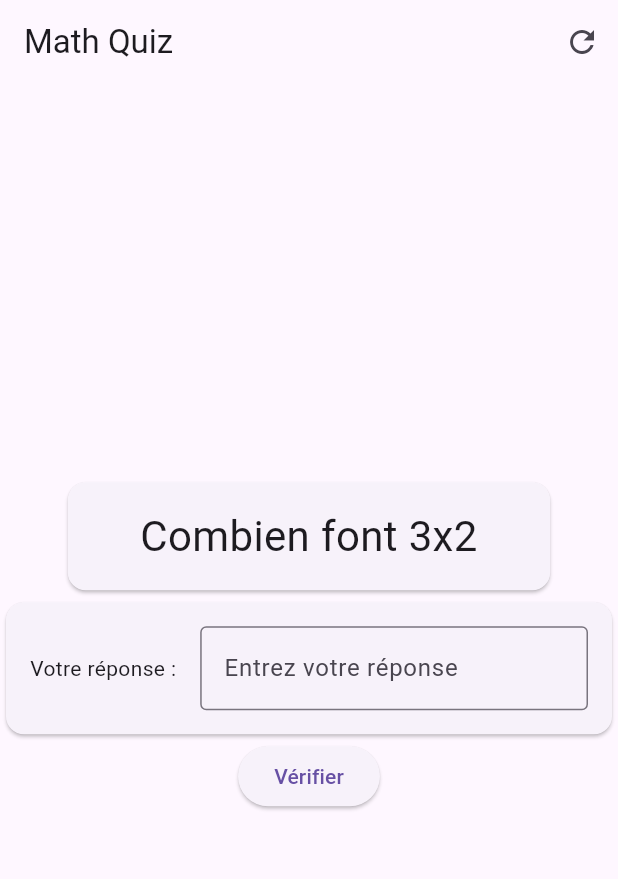
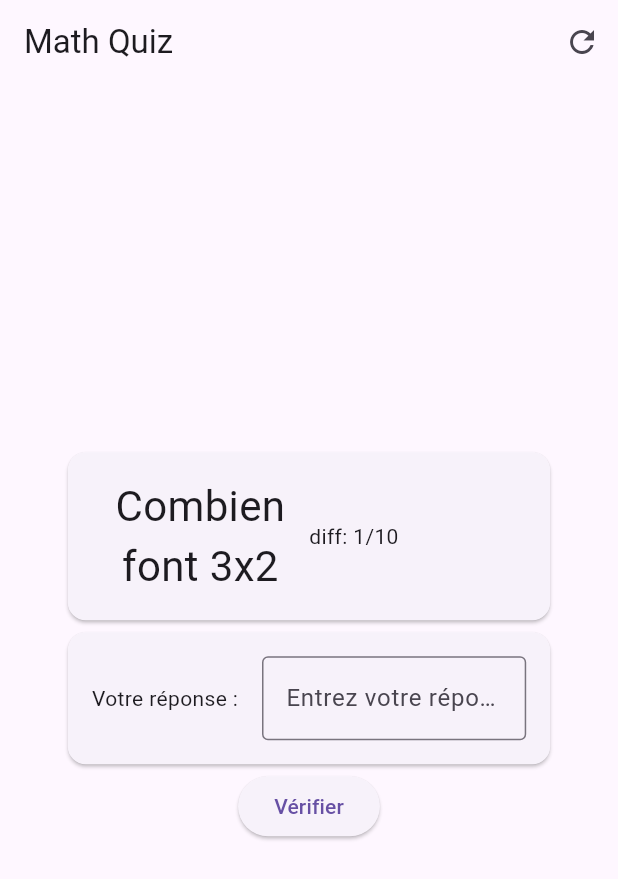
Before and after one commit to Wameuh/R2B, a Flutter app: the screen it shows after launch, on a phone screen of 412 x 824 dp. Shown: the top 879 px of the screen. Run offline on Flutter 3.47's test engine with Material 3 defaults, Android fonts, the phone set to English and light mode, and no system bars; generated files the repository leaves out were written again.

Commit message:
Refactoring cards. Adding stateless.

```diff
--- a/r2b/lib/main.dart
+++ b/r2b/lib/main.dart
@@ -1,5 +1,8 @@
 import 'package:flutter/material.dart';
+import 'package:r2b/models/cards/reply.dart';
 import 'package:r2b/models/question.dart';
+import 'package:r2b/models/cards/quiz.dart';
+import 'package:provider/provider.dart';
 import 'dart:math';
 
 void main() {
@@ -11,10 +14,13 @@ class MyApp extends StatelessWidget {
 
   @override
   Widget build(BuildContext context) {
-    return MaterialApp(
-      title: 'R2B',
-      home: const MyHomePage(title: 'Math Quiz'),
-      debugShowCheckedModeBanner: false,
+    return ChangeNotifierProvider(
+      create: (context) => QuestionModel(),
+      child: const MaterialApp(
+        title: 'R2B',
+        home: MyHomePage(title: 'Math Quiz'),
+        debugShowCheckedModeBanner: false,
+      ),
     );
   }
 }
@@ -30,10 +36,7 @@ class MyHomePage extends StatefulWidget {
 
 class _MyHomePageState extends State<MyHomePage> {
   final TextEditingController _textController = TextEditingController();
-  final List<Question> questions = [
-    Question(question: "Combien font 3x2", reponse: 6),
-    Question(question: "Combien font 4x2", reponse: 8)
-  ];
+  final questions = QuestionModel().questionsList;
   // Fonction pour obtenir une question aléatoire
   Question getQuestion() {
     final random = Random();
@@ -81,52 +84,8 @@ class _MyHomePageState extends State<MyHomePage> {
         child: Column(
           mainAxisAlignment: MainAxisAlignment.center,
           children: <Widget>[
-            ConstrainedBox(
-              constraints: BoxConstraints(
-                minWidth: 200,
-                maxWidth:
-                    max(200, min(600, MediaQuery.of(context).size.width * 0.8)),
-              ),
-              child: Card(
-                child: Padding(
-                  padding: const EdgeInsets.all(16.0),
-                  child: Center(
-                    child: Row(
-                      children: [
-                        Expanded(
-                          child: Text(
-                            currentQuestion.question,
-                            textAlign: TextAlign.center,
-                            textScaler: const TextScaler.linear(2.0),
-                          ),
-                        ),
-                      ],
-                    ),
-                  ),
-                ),
-              ),
-            ),
-            Card(
-              child: Padding(
-                padding: const EdgeInsets.all(16.0),
-                child: Row(
-                  children: [
-                    Text('Votre réponse :'),
-                    SizedBox(width: 16),
-                    Expanded(
-                      child: TextField(
-                        decoration: InputDecoration(
-                          border: OutlineInputBorder(),
-                          hintText: 'Entrez votre réponse',
-                        ),
-                        controller: _reponseController,
-                        keyboardType: TextInputType.number,
-                      ),
-                    ),
-                  ],
-                ),
-              ),
-            ),
+            QuizCard(currentQuestion: currentQuestion),
+            Response(reponseController: _reponseController),
             ElevatedButton(
               onPressed: _checkAnswer,
               child: const Text('Vérifier'),
--- /dev/null
+++ b/r2b/lib/models/cards/quiz.dart
@@ -0,0 +1,43 @@
+import 'package:flutter/material.dart';
+import 'package:r2b/models/question.dart';
+import 'dart:math';
+
+class QuizCard extends StatelessWidget {
+  const QuizCard({
+    super.key,
+    required this.currentQuestion,
+  });
+
+  final Question currentQuestion;
+
+  @override
+  Widget build(BuildContext context) {
+    return ConstrainedBox(
+      constraints: BoxConstraints(
+        minWidth: 200,
+        maxWidth: max(200, min(600, MediaQuery.of(context).size.width * 0.8)),
+      ),
+      child: Card(
+        child: Padding(
+          padding: const EdgeInsets.all(16.0),
+          child: Center(
+            child: Row(
+              children: [
+                Expanded(
+                  child: Text(
+                    currentQuestion.question,
+                    textAlign: TextAlign.center,
+                    textScaler: const TextScaler.linear(2.0),
+                  ),
+                ),
+                Expanded(
+                  child: Text("diff: ${currentQuestion.difficulty}/10"),
+                )
+              ],
+            ),
+          ),
+        ),
+      ),
+    );
+  }
+}
--- /dev/null
+++ b/r2b/lib/models/cards/reply.dart
@@ -0,0 +1,42 @@
+import 'package:flutter/material.dart';
+import 'dart:math';
+
+class Response extends StatelessWidget {
+  const Response({
+    super.key,
+    required TextEditingController reponseController,
+  }) : _reponseController = reponseController;
+
+  final TextEditingController _reponseController;
+
+  @override
+  Widget build(BuildContext context) {
+    return ConstrainedBox(
+      constraints: BoxConstraints(
+        minWidth: 200,
+        maxWidth: max(200, min(600, MediaQuery.of(context).size.width * 0.8)),
+      ),
+      child: Card(
+        child: Padding(
+          padding: const EdgeInsets.all(16.0),
+          child: Row(
+            children: [
+              const Text('Votre réponse :'),
+              const SizedBox(width: 16),
+              Expanded(
+                child: TextField(
+                  decoration: const InputDecoration(
+                    border: OutlineInputBorder(),
+                    hintText: 'Entrez votre réponse',
+                  ),
+                  controller: _reponseController,
+                  keyboardType: TextInputType.number,
+                ),
+              ),
+            ],
+          ),
+        ),
+      ),
+    );
+  }
+}
--- a/r2b/lib/models/question.dart
+++ b/r2b/lib/models/question.dart
@@ -1,13 +1,23 @@
+import 'package:flutter/material.dart';
+
 class Question {
   final String question;
   final int reponse;
-  final String categorie;
-  final int difficulte;
+  final int difficulty;
+  final String topic;
 
-  Question({
-    required this.question,
-    required this.reponse,
-    this.categorie = 'Général',
-    this.difficulte = 1,
-  });
+  Question(
+      {required this.question,
+      required this.reponse,
+      this.difficulty = 1,
+      this.topic = ""});
 }
+
+class QuestionModel extends ChangeNotifier {
+  final List<Question> _questions = [
+    Question(question: "Combien font 3x2", reponse: 6),
+    Question(question: "Combien font 4x2", reponse: 8)
+  ];
+
+  List<Question> get questionsList => _questions;
+}
--- a/r2b/pubspec.yaml
+++ b/r2b/pubspec.yaml
@@ -14,6 +14,7 @@ dependencies:
     sdk: flutter
   flutter_localizations:
     sdk: flutter
+  provider: ^5.0.0
 
 dev_dependencies:
   flutter_test:
```
Also changed, not shown: r2b/pubspec.lock.
